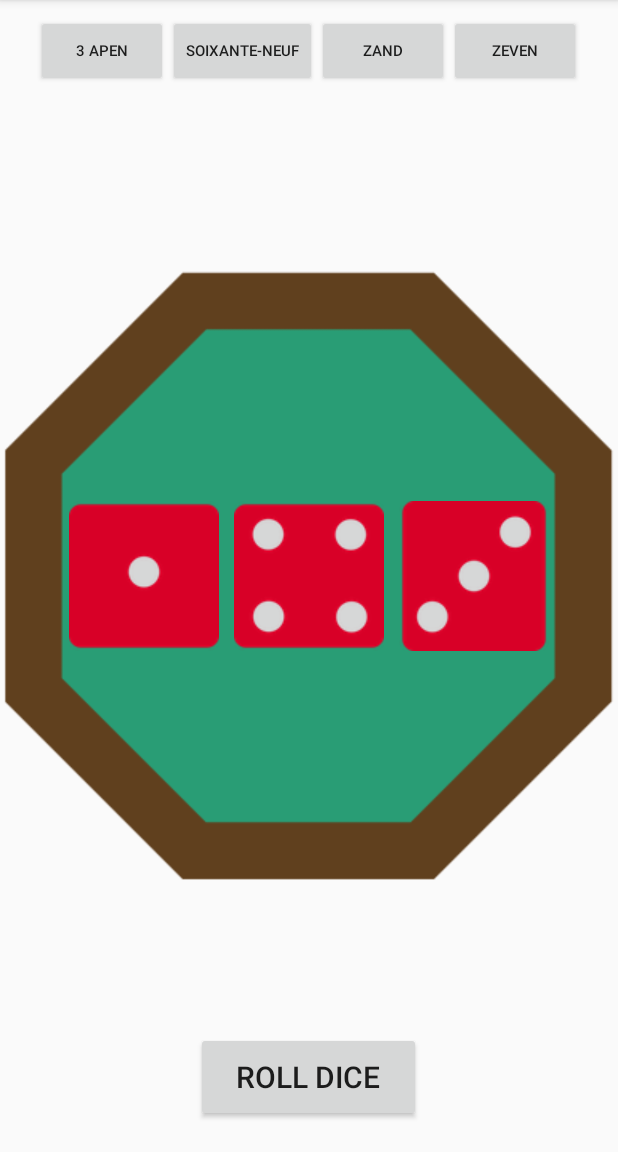
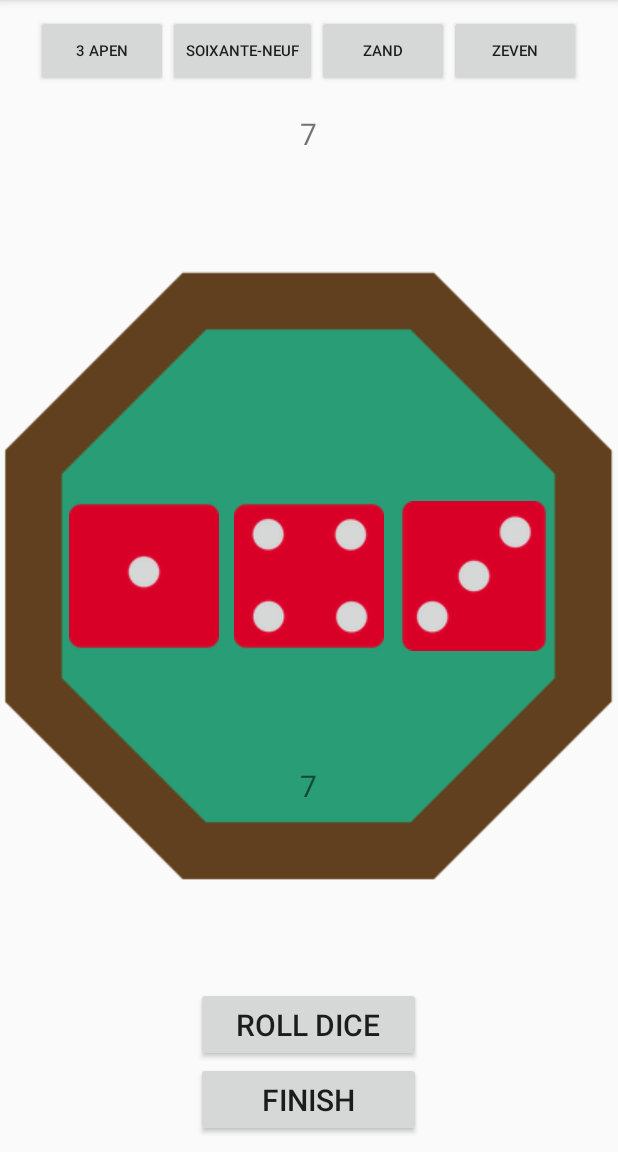
Before and after one commit to Britt-bit/Pitjesbak, an Android app: the screen it shows after launch (Game), after a tap on "SUBMIT", on a phone screen of 412 x 824 dp, the part 84-1236 px from its top. Run offline under Robolectric (Android 15) with nearby library versions, the phone set to English and light mode, and no system bars.

Commit message:
2players en score

```diff
--- a/app/src/main/java/com/example/pitjesbak/Game.java
+++ b/app/src/main/java/com/example/pitjesbak/Game.java
@@ -1,19 +1,23 @@
 package com.example.pitjesbak;
 
+import androidx.annotation.RequiresApi;
 import androidx.appcompat.app.AppCompatActivity;
 
+
+import android.os.Build;
 import android.os.Bundle;
 import android.view.View;
 import android.widget.Button;
 import android.widget.ImageView;
 import android.widget.TextView;
+import android.widget.ImageButton;
 import android.widget.Toast;
-import android.widget.ImageButton;
 
-
+import java.util.ArrayList;
 import java.util.Random;
 
-public class Game extends AppCompatActivity {
+public class Game extends AppCompatActivity implements View.OnClickListener
+{
 
     String one, two;
     TextView speler1;
@@ -29,44 +33,246 @@ public class Game extends AppCompatActivity {
     boolean stop2;
     boolean stop3;
 
+    int value1;
+    int value2;
+    int value3;
+
+
+
+   // private boolean player1Turn = true;
+    private int roundCount;
+    private int player1Points;
+    private int player2Points;
+    TextView scorePlayer1, scorePlayer2;
+
+    int score1 = 7, score2 = 7;
+
+
+
+   // Integer uitkomst2[] = new Integer[3];
+
+    ArrayList<Integer> uitkomst1 = new ArrayList<>();
+    ArrayList<Integer> uitkomst2 = new ArrayList<>();
+
+    int uitkomst1som = 0;
+    int uitkomst2som = 0;
+
+
+
+    private TextView[] speler = new TextView[2];
+
+    //   private TextView[] hidden = new TextView[3];
+
 
     public static final Random RANDOM = new Random();
     private Button rollDices;
-    private ImageView imageButton1, imageButton2, imageButton3;
+    private Button finish;
+    int counter = 0;
+    private ImageView button_0, button_1, button_2;
+    TextView hidden1, hidden2, hidden3;
 
+    @RequiresApi(api = Build.VERSION_CODES.JELLY_BEAN)
     @Override
     protected void onCreate(Bundle savedInstanceState) {
         super.onCreate(savedInstanceState);
         setContentView(R.layout.activity_game);
+        finish = findViewById(R.id.finish);
+        scorePlayer1 = findViewById(R.id.scorePlayer1);
+        scorePlayer2 = findViewById(R.id.scorePlayer2);
+
 
 
         rollDices = findViewById(R.id.rollDices);
-        imageButton1 = (ImageButton) findViewById(R.id.imageButton1);
-        imageButton2 = (ImageButton) findViewById(R.id.imageButton2);
-        imageButton3 = (ImageButton) findViewById(R.id.imageButton3);
+            button_0 = (ImageButton) findViewById(R.id.button_0);
+            button_0.setOnClickListener(this);
+            button_1 = (ImageButton) findViewById(R.id.button_1);
+            button_1.setOnClickListener(this);
+            button_2 = (ImageButton) findViewById(R.id.button_2);
+            button_2.setOnClickListener(this);
+
+            hidden1 =  findViewById(R.id.hidden1);
+            hidden2 = findViewById(R.id.hidden2);
+            hidden3 = findViewById(R.id.hidden3);
         //array van maken?
+
+
+        Toast.makeText(getApplicationContext(), "speler 1 is aan de beurt", Toast.LENGTH_SHORT).show();
+
 
         rollDices.setOnClickListener(new View.OnClickListener() {
             @Override
             public void onClick(View view) {
 
-                int value1 = randomDiceValue();
-                int value2 = randomDiceValue();
-                int value3 = randomDiceValue();
 
-                if(stop1 == false){
+
+                    if (!stop1) {
+                        value1 = randomDiceValue();
                         int res1 = getResources().getIdentifier("dice_" + value1, "drawable", "com.example.pitjesbak");
-                    imageButton1.setImageResource(res1);
+                        button_0.setImageResource(res1);
                     }
 
-                if(stop2 == false){
+                    if (!stop2) {
+                        value2 = randomDiceValue();
                         int res2 = getResources().getIdentifier("dice_" + value2, "drawable", "com.example.pitjesbak");
-                    imageButton2.setImageResource(res2);
+                        button_1.setImageResource(res2);
                     }
 
-                if(stop3 == false){
+                    if (!stop3) {
+                        value3 = randomDiceValue();
                         int res3 = getResources().getIdentifier("dice_" + value3, "drawable", "com.example.pitjesbak");
-                    imageButton3.setImageResource(res3);
+                        button_2.setImageResource(res3);
+                    }
+
+
+
+
+
+                counter++;
+
+                    if (counter == 0){
+                        value1 = 1;
+                        value2 = 4;
+                        value3 = 2;
+                    } else if (counter == 3){
+                        stop1 = false;
+                        stop2 = false;
+                        stop3 = false;
+                        hidden1.setVisibility(View.INVISIBLE);
+                        hidden2.setVisibility(View.INVISIBLE);
+                        hidden3.setVisibility(View.INVISIBLE);
+
+                        Toast.makeText(getApplicationContext(), "speler 2 is aan de beurt", Toast.LENGTH_SHORT).show();
+
+                        uitkomst1.add(value1);
+                        uitkomst1.add(value2);
+                        uitkomst1.add(value3);
+
+                        for (int i = 0; i < 3; i++){
+                            uitkomst1som += uitkomst1.get(i);
+                        }
+
+                       Toast.makeText(getApplicationContext(), "punten " + uitkomst1som, Toast.LENGTH_SHORT).show();
+
+
+
+                    } else if (counter == 6){
+                        stop1 = false;
+                        stop2 = false;
+                        stop3 = false;
+                        hidden1.setVisibility(View.INVISIBLE);
+                        hidden2.setVisibility(View.INVISIBLE);
+                        hidden3.setVisibility(View.INVISIBLE);
+
+                        Toast.makeText(getApplicationContext(), "speler 1 is aan de beurt", Toast.LENGTH_SHORT).show();
+                        counter = 0;
+
+                        uitkomst2.add(value1);
+                        uitkomst2.add(value2);
+                        uitkomst2.add(value3);
+
+                        for (int i = 0; i < 3; i++){
+                            uitkomst2som += uitkomst2.get(i);
+                        }
+
+                        Toast.makeText(getApplicationContext(), "punten " + uitkomst2som, Toast.LENGTH_SHORT).show();
+
+
+
+                       if (uitkomst1som < uitkomst2som) {
+                           score2--;
+                           scorePlayer2.setText(String.valueOf(score2));
+
+
+                           uitkomst1som = 0;
+                           uitkomst1.clear();
+                           uitkomst2som = 0;
+                           uitkomst2.clear();
+
+                       } else if (uitkomst1som > uitkomst2som) {
+                           score1--;
+                           scorePlayer1.setText(String.valueOf(score1));
+                           uitkomst1som = 0;
+                           uitkomst1.clear();
+                           uitkomst2som = 0;
+                           uitkomst2.clear();
+                       } else {
+                           Toast.makeText(getApplicationContext(), "It's a draw", Toast.LENGTH_SHORT).show();
+                           uitkomst1som = 0;
+                           uitkomst1.clear();
+                           uitkomst2som = 0;
+                           uitkomst2.clear();
+                       }
+                    }
+            }
+
+            public int randomDiceValue() {
+                return RANDOM.nextInt(6) + 1;
+            }
+        });
+
+  //      finish.setOnClickListener(new View.OnClickListener() {
+  //          @Override
+  //          public void onClick(View view) {
+  //              if (stop1 && stop2 && stop3){
+  //                  stop1 = false;
+  //                  stop2 = false;
+  //                  stop3 = false;
+  //                  hidden1.setVisibility(View.INVISIBLE);
+  //                  hidden2.setVisibility(View.INVISIBLE);
+  //                  hidden3.setVisibility(View.INVISIBLE);
+  //                  Toast.makeText(getApplicationContext(), "de stop buttons werken", Toast.LENGTH_SHORT).show();
+
+//                    counter = 0;
+//                } else {
+//                    Toast.makeText(getApplicationContext(), "de stop buttons werken nie zo goe", Toast.LENGTH_SHORT).show();
+//                }
+  //          }
+  //      });
+
+
+        //stop button met rolling
+
+        button_0.setOnClickListener(new View.OnClickListener() {
+            @Override
+            public void onClick(View view) {
+                if (!stop1) {
+                    stop1 = true;
+                    hidden1.setVisibility(View.VISIBLE);
+                } else {
+                    stop1 = false;
+                    hidden1.setVisibility(View.INVISIBLE);
+                }
+            }
+        });
+
+
+
+        button_1.setOnClickListener(new View.OnClickListener() {
+            @Override
+            public void onClick(View view) {
+                if (!stop2) {
+                    stop2 = true;
+                    hidden2.setVisibility(View.VISIBLE);
+                } else {
+                    stop2 = false;
+                    hidden2.setVisibility(View.INVISIBLE);
+                }
+
+            }
+        });
+
+
+        button_2.setOnClickListener(new View.OnClickListener() {
+            @Override
+            public void onClick(View view) {
+                if (!stop3) {
+                    stop3 = true;
+                    hidden3.setVisibility(View.VISIBLE);
+
+                } else {
+                    stop3 = false;
+                    hidden3.setVisibility(View.INVISIBLE);
+
                 }
             }
         });
@@ -74,40 +280,8 @@ public class Game extends AppCompatActivity {
 
 
 
-        imageButton1.setOnClickListener(new View.OnClickListener(){
-            @Override
-            public void onClick(View view) {
-                if (stop1==false){
-                    stop1 = true;
-                }else{
-                    stop1 =false;
-                }
-            }
-        });
 
 
-        imageButton2.setOnClickListener(new View.OnClickListener(){
-            @Override
-            public void onClick(View view) {
-                if (stop2==false){
-                    stop2 = true;
-                }else{
-                    stop2 =false;
-                }
-            }
-        });
-
-
-        imageButton3.setOnClickListener(new View.OnClickListener(){
-            @Override
-            public void onClick(View view) {
-                if (stop3==false){
-                    stop3 = true;
-                }else{
-                    stop3 =false;
-                }
-            }
-        });
 
 
         //get text from main to here
@@ -121,6 +295,33 @@ public class Game extends AppCompatActivity {
         speler2.setText(two);
 
 
+
+
+
+        //wie speelt er???
+
+
+
+     //   speler1.setBackgroundResource(R.drawable.textview_border);
+     //   speler2.setBackgroundResource(R.drawable.textview_border);
+
+     //   final ShapeDrawable shape = new ShapeDrawable(new RectShape());
+     //   shape.getPaint().setColor(Color.BLUE);
+     //   shape.getPaint().setStyle(Paint.Style.STROKE);
+     //   shape.getPaint().setStrokeWidth(5);
+
+     //   final ShapeDrawable shapeNone = new ShapeDrawable(new RectShape());
+     //   shapeNone.getPaint().setColor(Color.WHITE);
+     //   shapeNone.getPaint().setStyle(Paint.Style.STROKE);
+     //   shapeNone.getPaint().setStrokeWidth(5);
+
+     //   speler1.setBackground(shape);
+     //   speler2.setBackground(shapeNone);
+
+
+
+
+
         //dobbel hulp buttons
 
         soixante_neuf = findViewById(R.id.soixante_neuf);
@@ -128,12 +329,13 @@ public class Game extends AppCompatActivity {
             @Override
             public void onClick(View view) {
 
+
                     int res1 = getResources().getIdentifier("dice_6", "drawable", "com.example.pitjesbak");
                     int res2 = getResources().getIdentifier("dice_5", "drawable", "com.example.pitjesbak");
                     int res3 = getResources().getIdentifier("dice_4", "drawable", "com.example.pitjesbak");
-                imageButton1.setImageResource(res1);
-                imageButton2.setImageResource(res2);
-                imageButton3.setImageResource(res3);
+                    button_0.setImageResource(res1);
+                    button_1.setImageResource(res2);
+                    button_2.setImageResource(res3);
             }
         });
 
@@ -146,9 +348,9 @@ public class Game extends AppCompatActivity {
                     int res1 = getResources().getIdentifier("dice_1", "drawable", "com.example.pitjesbak");
                     int res2 = getResources().getIdentifier("dice_1", "drawable", "com.example.pitjesbak");
                     int res3 = getResources().getIdentifier("dice_1", "drawable", "com.example.pitjesbak");
-                imageButton1.setImageResource(res1);
-                imageButton2.setImageResource(res2);
-                imageButton3.setImageResource(res3);
+                    button_0.setImageResource(res1);
+                    button_1.setImageResource(res2);
+                    button_2.setImageResource(res3);
             }
         });
 
@@ -158,12 +360,15 @@ public class Game extends AppCompatActivity {
             @Override
             public void onClick(View view) {
 
+
+
                     int res1 = getResources().getIdentifier("dice_4", "drawable", "com.example.pitjesbak");
                     int res2 = getResources().getIdentifier("dice_4", "drawable", "com.example.pitjesbak");
                     int res3 = getResources().getIdentifier("dice_4", "drawable", "com.example.pitjesbak");
-                imageButton1.setImageResource(res1);
-                imageButton2.setImageResource(res2);
-                imageButton3.setImageResource(res3);
+                    button_0.setImageResource(res1);
+                    button_1.setImageResource(res2);
+                    button_2.setImageResource(res3);
+
             }
         });
 
@@ -176,67 +381,15 @@ public class Game extends AppCompatActivity {
                 int res1 = getResources().getIdentifier("dice_2", "drawable", "com.example.pitjesbak");
                 int res2 = getResources().getIdentifier("dice_2", "drawable", "com.example.pitjesbak");
                 int res3 = getResources().getIdentifier("dice_3", "drawable", "com.example.pitjesbak");
-                imageButton1.setImageResource(res1);
-                imageButton2.setImageResource(res2);
-                imageButton3.setImageResource(res3);
+                button_0.setImageResource(res1);
+                button_1.setImageResource(res2);
+                button_2.setImageResource(res3);
             }
         });
+    }
 
-
-
-
-
-
-
-
-
-
-
-
-
-   //     rollDices.setOnClickListener(new View.OnClickListener() {
-   //         public void onClick(View v) {
-   //             if (v == rollDices){
-   //               int value1 = randomDiceValue();
-   //               int res1 = getResources().getIdentifier("dice_" + value1, "drawable", "com.example.pitjesbak");
-   //               imageButton1.setImageResource(res1);
-   //             }else{
-   //                 imageButton1.setImageResource();
-   //             Toast.makeText(Game.this, "It works", Toast.LENGTH_SHORT).show();
-   //            }
-   //         }
-   //     });
-
-//        imageButton2.setOnClickListener(new View.OnClickListener() {
-//            boolean value2clicked = false;
-
-//            public void onClick(View v) {
-//                value2clicked = true;
-
-//                Toast.makeText(Game.this, "It works 2", Toast.LENGTH_SHORT).show();
-
-
-//            }
-
-//            public boolean getValue2clicked(){
-//
- //               return value2clicked;
-
-//            }
-//        });
-
-//        imageButton3.setOnClickListener(new View.OnClickListener() {
-//            public void onClick(View v) {
-//                Toast.makeText(Game.this, "It works 3", Toast.LENGTH_SHORT).show();
-//            }
-//        });
-
+    @Override
+    public void onClick(View v) {
 
     }
-    public static int randomDiceValue() {
-        return RANDOM.nextInt(6) + 1;
 }
-
-
-
-}
--- /dev/null
+++ b/app/src/main/res/drawable/textview_border.xml
@@ -0,0 +1,9 @@
+<?xml version="1.0" encoding="utf-8"?>
+<shape xmlns:android="http://schemas.android.com/apk/res/android"
+    android:shape="rectangle">
+
+    <stroke
+        android:color="@color/white"
+        android:width="1dp"/>
+
+</shape>
--- a/app/src/main/res/layout/activity_game.xml
+++ b/app/src/main/res/layout/activity_game.xml
@@ -5,6 +5,14 @@
     android:layout_width="match_parent"
     android:layout_height="match_parent"
     tools:context=".Game">
+
+    <ImageView
+        android:id="@+id/pitjesbak"
+        android:layout_width="wrap_content"
+        android:layout_height="wrap_content"
+        android:layout_centerVertical="true"
+        android:layout_centerHorizontal="true"
+        app:srcCompat="@drawable/pitjesbak" />
 
     <TextView
         android:id="@+id/speler1"
@@ -16,24 +24,79 @@
         android:textColor="@color/colorAccent"
         android:textSize="30sp" />
 
+
     <TextView
         android:id="@+id/speler2"
         android:layout_width="wrap_content"
         android:layout_height="45dp"
-        android:layout_marginBottom="100dp"
+        android:layout_marginBottom="120dp"
         android:layout_alignParentBottom="true"
         android:layout_centerHorizontal="true"
         android:text="value2"
         android:textColor="@color/colorAccent"
         android:textSize="30sp" />
 
-    <ImageView
-        android:id="@+id/pitjesbak"
+
+
+
+    <TextView
+        android:id="@+id/scorePlayer2"
         android:layout_width="wrap_content"
         android:layout_height="wrap_content"
-        android:layout_centerVertical="true"
         android:layout_centerHorizontal="true"
-        app:srcCompat="@drawable/pitjesbak" />
+        android:layout_marginTop="510dp"
+        android:text="7"
+        android:textSize="20sp"/>
+
+    <TextView
+        android:id="@+id/scorePlayer1"
+        android:layout_width="wrap_content"
+        android:layout_height="wrap_content"
+        android:layout_centerHorizontal="true"
+        android:layout_marginTop="75dp"
+        android:text="7"
+        android:textSize="20sp"/>
+
+
+
+
+
+    <LinearLayout
+        android:layout_width="250dp"
+        android:layout_height="wrap_content"
+        android:orientation="horizontal"
+        android:layout_centerHorizontal="true"
+        android:layout_marginTop="250dp"
+        tools:layout_editor_absoluteX="1dp"
+        tools:layout_editor_absoluteY="1dp">
+
+        <TextView
+            android:id="@+id/hidden1"
+            android:layout_width="wrap_content"
+            android:layout_height="wrap_content"
+            android:text="Clicked"
+            android:layout_marginRight="50dp"
+            android:layout_marginBottom="0dp"
+            android:visibility="invisible"/>
+
+        <TextView
+            android:id="@+id/hidden2"
+            android:layout_width="wrap_content"
+            android:layout_height="wrap_content"
+            android:text="Clicked"
+            android:layout_marginBottom="0dp"
+            android:visibility="invisible"/>
+
+        <TextView
+            android:id="@+id/hidden3"
+            android:layout_width="wrap_content"
+            android:layout_height="wrap_content"
+            android:text="Clicked"
+            android:layout_marginLeft="60dp"
+            android:layout_marginBottom="0dp"
+            android:visibility="invisible"/>
+
+    </LinearLayout>
 
     <LinearLayout
         android:layout_width="wrap_content"
@@ -44,8 +107,9 @@
         tools:layout_editor_absoluteX="1dp"
         tools:layout_editor_absoluteY="1dp">
 
+
         <ImageButton
-            android:id="@+id/imageButton1"
+            android:id="@+id/button_0"
             android:layout_width="100dp"
             android:layout_height="100dp"
             android:layout_marginRight="10dp"
@@ -53,14 +117,14 @@
             app:srcCompat="@drawable/dice_1" />
 
         <ImageButton
-            android:id="@+id/imageButton2"
+            android:id="@+id/button_1"
             android:layout_width="100dp"
             android:layout_height="100dp"
             android:layout_marginRight="10dp"
             app:srcCompat="@drawable/dice_4" />
 
         <ImageButton
-            android:id="@+id/imageButton3"
+            android:id="@+id/button_2"
             android:layout_width="100dp"
             android:layout_height="100dp"
             app:srcCompat="@drawable/dice_3" />
@@ -72,11 +136,22 @@
     <Button
         android:id="@+id/rollDices"
         android:layout_width="150dp"
-        android:layout_height="60dp"
+        android:layout_height="50dp"
         android:layout_alignParentBottom="true"
         android:layout_centerHorizontal="true"
-        android:layout_marginBottom="20dp"
+        android:layout_marginBottom="60dp"
         android:text="Roll dice"
+        android:textSize="20sp" />
+
+
+    <Button
+        android:id="@+id/finish"
+        android:layout_width="150dp"
+        android:layout_height="50dp"
+        android:layout_alignParentBottom="true"
+        android:layout_centerHorizontal="true"
+        android:layout_marginBottom="10dp"
+        android:text="Finish"
         android:textSize="20sp" />
 
     <LinearLayout
--- a/app/src/main/res/values/colors.xml
+++ b/app/src/main/res/values/colors.xml
@@ -3,4 +3,7 @@
     <color name="colorPrimary">#008577</color>
     <color name="colorPrimaryDark">#00574B</color>
     <color name="colorAccent">#D81B60</color>
+    <color name="darkBlue">#0000a5</color>
+    <color name="white">#ffffff</color>
+
 </resources>
```
Lines whose indentation alone changed are shown as unchanged.
